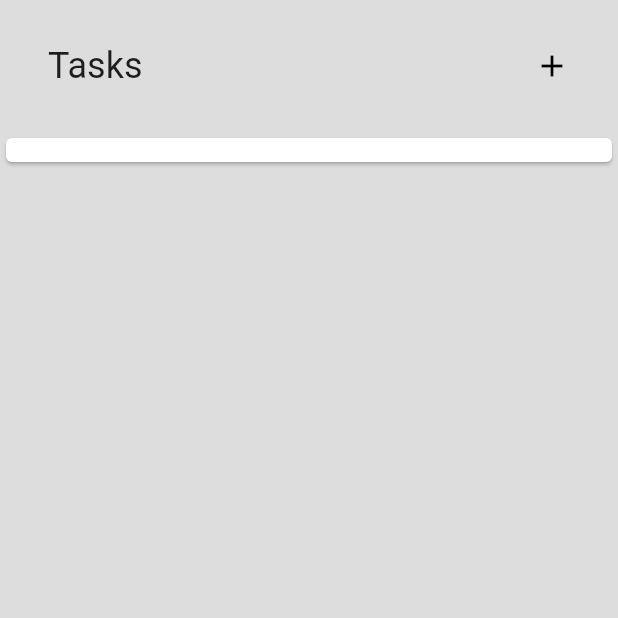
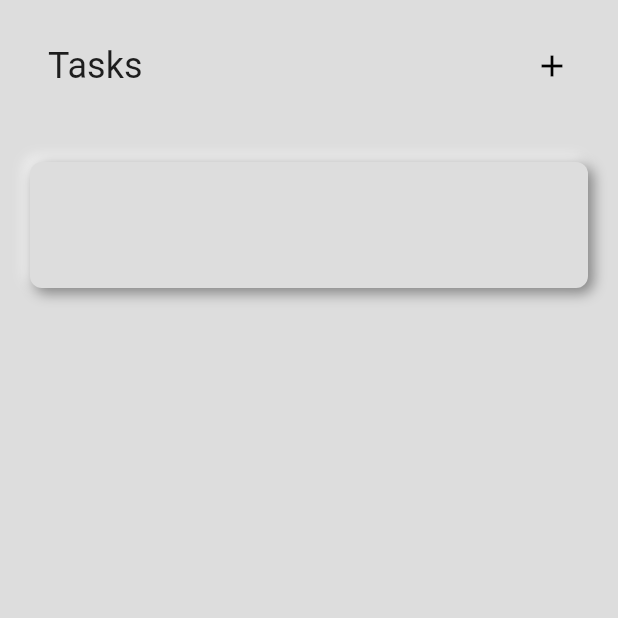
Before and after one commit to jacob3015/todolist-flutter-app, a Flutter app: the TaskPage screen opened directly, after a tap on "Save", on a phone screen of 412 x 824 dp, the top half of it. Run offline on Flutter 3.47's test engine with Material 2 defaults, Android fonts, the phone set to English and light mode, and no system bars; drawn by our look-alikes of flutter_neumorphic; statements that could not run were skipped.

Commit message:
Update list view

```diff
--- a/lib/file_handler.dart
+++ b/lib/file_handler.dart
@@ -1,32 +1,38 @@
 import 'dart:io';
 
+import 'package:flutter/widgets.dart';
 import 'package:path_provider/path_provider.dart';
 
-
+// FileHandler for File io, FileHandler only needs when task list have some changes, So it doesn't needs to be provider
 class FileHandler {
 
+  // Initialize the file name
   final String _fileName = 'tasks.json';
 
+  // Get local path in app document directory
   Future<String> get _localPath async {
     final directory = await getApplicationDocumentsDirectory();
     return directory.path;
   }
 
+  // Get the file
   Future<File> get _localFile async {
     final path = await _localPath;
     return File('$path/$_fileName');
   }
 
+  // Read the file as string, this function will return json string
   Future<String> readJson() async {
     try {
       final file = await _localFile;
       return await file.readAsString();
     }
-    catch(e) {
-      return 'ERROR : FILE HANDLER READ JSON THROWS EXCEPTION';
+    catch (e) {
+      return 'ERROR FROM FILE HANDLER READ JSON';
     }
   }
 
+  // Write the file with given string
   Future<void> writeJson(String contents) async {
     final file = await _localFile;
     file.writeAsString(contents);
--- a/lib/list_page.dart
+++ b/lib/list_page.dart
@@ -3,7 +3,7 @@ import 'package:provider/provider.dart';
 import 'package:todoapp/task_list.dart';
 import 'package:todoapp/task_page.dart';
 
-// list page
+// List page for show task list with list view, List page needs to be consumer of task list provider
 class ListPage extends StatefulWidget {
   const ListPage({Key? key}) : super(key: key);
 
@@ -22,6 +22,8 @@ class _ListPageState extends State<ListPage> {
               'Tasks',
           ),
           actions: <Widget>[
+
+            // Button for move to task page
             IconButton(
                 onPressed: () {
                   Navigator.push(
@@ -32,13 +34,39 @@ class _ListPageState extends State<ListPage> {
             )
           ],
         ),
-      body: ListView.builder(
-          itemCount: Provider.of<TaskList>(context, listen: false).getTaskList.length,
+
+        // ListView for show task list
+        body: Consumer<TaskList>(
+          builder: (context, tasks, child) {
+            return ListView.builder(
+                padding: const EdgeInsets.all(10),
+                itemCount: tasks.getTaskList.length,
                 itemBuilder: (BuildContext context, int index) {
-            return Card(
-              child: Text(Provider.of<TaskList>(context, listen: false).getTaskList[index].getTitle),
+              return Padding(
+                padding: const EdgeInsets.all(10),
+                child: Neumorphic(
+                  padding: const EdgeInsets.all(10),
+                  child: Row(
+                    children: [
+                      Column(
+                        children: <Widget>[
+                          Padding(
+                            padding: const EdgeInsets.all(8.0),
+                            child: Text(tasks.getTaskList[index].getTitle),
+                          ),
+                          Padding(
+                            padding: const EdgeInsets.all(8.0),
+                            child: Text(tasks.getTaskList[index].getDetails),
+                          )
+                        ],
+                      ),
+                    ],
+                  ),
+                ),
               );
-          }),
+            });
+          },
+        ),
     );
   }
 }
--- a/lib/main.dart
+++ b/lib/main.dart
@@ -1,18 +1,21 @@
+import 'dart:convert';
+
 import 'package:flutter_neumorphic/flutter_neumorphic.dart';
 import 'package:provider/provider.dart';
 import 'package:todoapp/file_handler.dart';
 import 'package:todoapp/task_list.dart';
 import 'package:todoapp/list_page.dart';
 
+// Need task list provider on root of the app
 void main() {
+
+  // Run app
   runApp(
-    MultiProvider(
-      providers: [
-        ChangeNotifierProvider(create: (context) => TaskList()),
-        Provider(create: (context) => FileHandler()),
-      ],
+    // Provide task list
+    ChangeNotifierProvider(
+      create: (context) => TaskList(),
       child: const MyApp(),
-    ),
+    )
   );
 }
 
--- a/lib/task.dart
+++ b/lib/task.dart
@@ -1,19 +1,25 @@
+// Task data model
 class Task {
 
+  // Instance variables for task data model
   final String _taskTitle;
   final String _taskDetails;
 
+  // Constructor using string
   Task(this._taskTitle, this._taskDetails);
 
+  // Constructor using json
   Task.fromJson(Map<String, dynamic> json)
       : _taskTitle = json['title'],
         _taskDetails = json['details'];
 
+  // Encode task data model to json
   Map<String, dynamic> toJson() => {
     'title' : _taskTitle,
     'details' : _taskDetails,
   };
 
+  // Getters
   String get getTitle => _taskTitle;
   String get getDetails => _taskDetails;
 }
--- a/lib/task_list.dart
+++ b/lib/task_list.dart
@@ -1,39 +1,47 @@
+import 'dart:convert';
 import 'dart:developer';
 
 import 'package:flutter/foundation.dart';
+import 'package:todoapp/file_handler.dart';
 import 'package:todoapp/task.dart';
 
+// TaskList for treat tasks, It needs to be provider
 class TaskList extends ChangeNotifier {
 
-  List<Task> _tasks;
+  // List for treat tasks
+  final List<Task> _tasks;
+  final FileHandler _fileHandler = FileHandler();
 
-  TaskList()
-      : _tasks = [];
+  TaskList() : _tasks = [];
 
+  TaskList.fromList(List<Task> tasks) : _tasks = tasks;
+
+  // Constructor using json
   TaskList.fromJson(Map<String, dynamic> json)
       : _tasks = json['tasks'];
 
+  // Encode task list to json
   Map<String, dynamic> toJson() => {
     'tasks' : _tasks
   };
 
-  set setTaskList(List<Task> tasks) {
-    _tasks = tasks;
-    notifyListeners();
-  }
-
+  // Getter
   List<Task> get  getTaskList {
     return _tasks;
   }
 
+  // Add task to the list, needs file handler for write the change of task list
   void addTask(Task task) {
     _tasks.add(task);
+    //_fileHandler.writeJson(jsonEncode(toJson()));
     notifyListeners();
   }
 
+  // Delete task from the list, needs file handler for write the change of task list
   void deleteTask(Task task) {
     try {
       _tasks.remove(task);
+      //_fileHandler.writeJson(jsonEncode(toJson()));
       notifyListeners();
     }
     catch(e) {
--- a/lib/task_page.dart
+++ b/lib/task_page.dart
@@ -3,9 +3,8 @@ import 'package:provider/provider.dart';
 import 'package:todoapp/list_page.dart';
 import 'package:todoapp/task.dart';
 import 'package:todoapp/task_list.dart';
-import 'package:todoapp/file_handler.dart';
-import 'dart:convert';
 
+// TaskPage for create new task
 class TaskPage extends StatefulWidget {
   const TaskPage({Key? key}) : super(key: key);
 
@@ -15,6 +14,7 @@ class TaskPage extends StatefulWidget {
 
 class _TaskPageState extends State<TaskPage> {
 
+  // TextControllers for TextFields
   final titleController = TextEditingController();
   final detailsController = TextEditingController();
 
@@ -46,31 +46,36 @@ class _TaskPageState extends State<TaskPage> {
       body: Center(
         child: Column(
           children: <Widget>[
+
+            // TextField for input task title
             Padding(
               padding: const EdgeInsets.all(10.0),
               child: TextField(
                 controller: titleController,
               ),
             ),
+
+            // TextField for input task details
             Padding(
               padding: const EdgeInsets.all(10.0),
               child: TextField(
                 controller: detailsController,
               ),
             ),
-            TextButton(
-              onPressed: () {
-                Task task = Task(titleController.text, detailsController.text);
-                Provider.of<TaskList>(context, listen: false).addTask(task);
-                String jsonString = jsonEncode(
-                    Provider.of<TaskList>(context, listen: false).toJson()
+
+            // Button for save the task
+            Consumer<TaskList>(
+              builder: (context, tasks, child) {
+                return TextButton(
+                  onPressed: () {
+                    tasks.addTask(Task(titleController.text, detailsController.text));
+                    Navigator.push(
+                        context,
+                        MaterialPageRoute(builder: (context) => const ListPage()));
+                  },
+                  child: const Text('Save'),
                 );
-                Provider.of<FileHandler>(context, listen: false).writeJson(jsonString);
-                Navigator.push(
-                    context,
-                    MaterialPageRoute(builder: (context) => const ListPage()));
-              },
-              child: const Text('Save'),
+              }
             )
           ],
         ),
```
Lines whose indentation alone changed are shown as unchanged.
